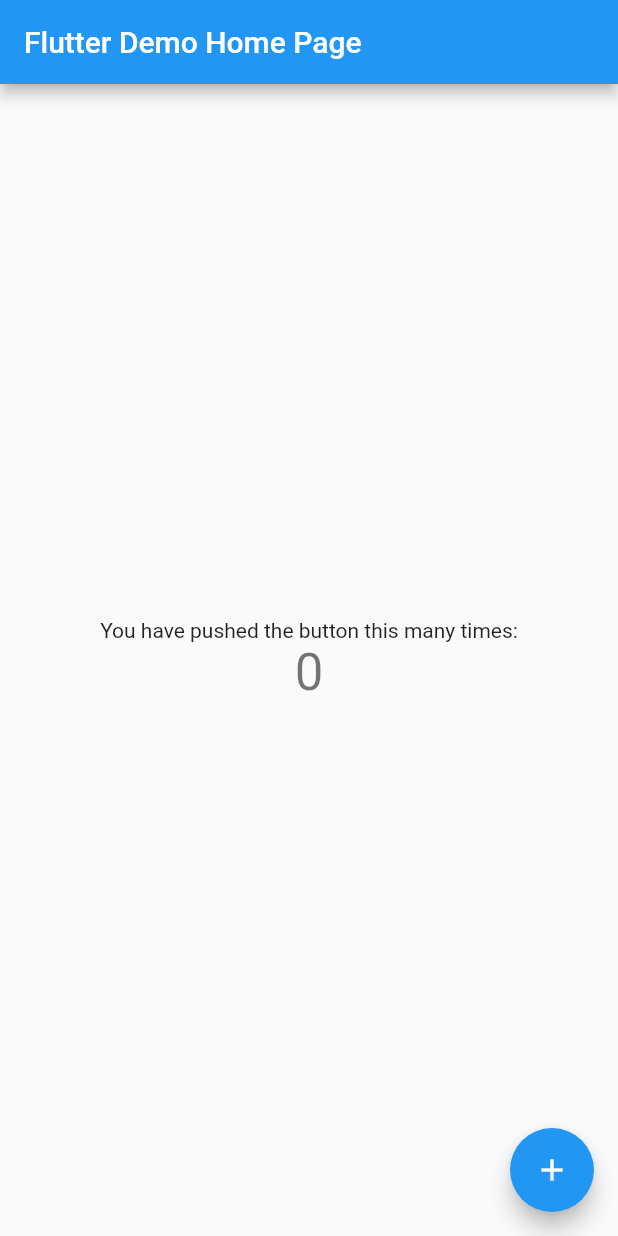
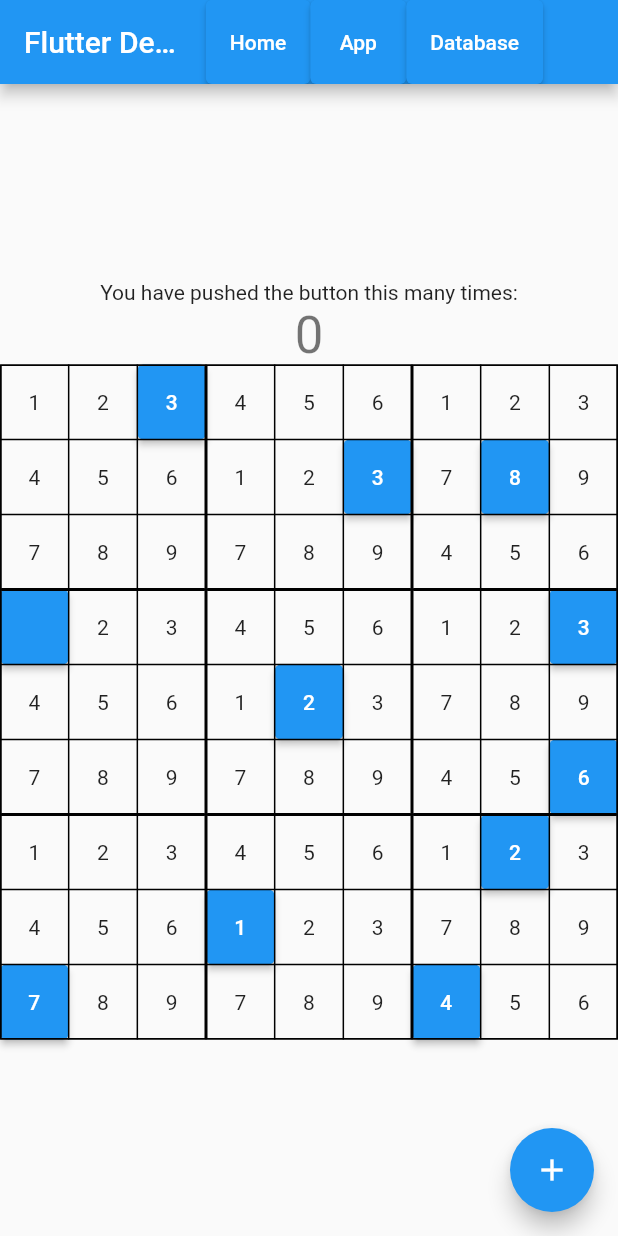
Before and after one commit to chege-dan/sudoku-ui, a Flutter app: the screen it shows after launch, on a phone screen of 412 x 824 dp. Run offline on Flutter 3.47's test engine with Material 2 defaults, Android fonts, the phone set to English and light mode, and no system bars.

```diff
--- a/lib/main.dart
+++ b/lib/main.dart
@@ -1,4 +1,7 @@
 import 'package:flutter/material.dart';
+import 'package:sudoku_crypto/src/resources/engine.dart';
+
+AppEngine appEngine = AppEngine();
 
 void main() {
   runApp(MyApp());
@@ -72,6 +75,21 @@ class _MyHomePageState extends State<MyHomePage> {
         // Here we take the value from the MyHomePage object that was created by
         // the App.build method, and use it to set our appbar title.
         title: Text(widget.title),
+        actions: [
+          ElevatedButton(
+              onPressed: (){},
+              child: Text("Home")
+          ),
+          ElevatedButton(
+              onPressed: (){},
+              child: Text("App")
+          ),
+          ElevatedButton(
+              onPressed: (){},
+              child: Text("Database")
+          ),
+          SizedBox(width: 50)
+        ],
       ),
       body: Center(
         // Center is a layout widget. It takes a single child and positions it
@@ -100,6 +118,66 @@ class _MyHomePageState extends State<MyHomePage> {
               '$_counter',
               style: Theme.of(context).textTheme.headline4,
             ),
+            Container(
+              height: 450,
+              width: 450,
+              child: Table(
+                border: TableBorder.all(),
+                children: [
+                  TableRow(children: [
+                    Box(
+                        numbers:[1,2,3,4,5,6,7,8,9],
+                        editable:[false,false,true,false,false,false,false,false,false],
+                        highlight:[false,false,false,false,false,false,false,false,false]
+                    ),
+                    Box(
+                        numbers:[4,5,6,1,2,3,7,8,9],
+                        editable:[false,false,false,false,false,true,false,false,false],
+                        highlight:[false,false,false,false,false,false,false,false,false]
+                    ),
+                    Box(
+                        numbers:[1,2,3,7,8,9,4,5,6],
+                        editable:[false,false,false,false,true,false,false,false,false],
+                        highlight:[false,false,false,false,false,false,false,false,false]
+                    )
+                  ]),
+                  TableRow(children: [
+                    Box(
+                        numbers:[0,2,3,4,5,6,7,8,9],
+                        editable:[true,false,false,false,false,false,false,false,false],
+                        highlight:[false,false,false,false,false,false,false,false,false]
+                    ),
+                    Box(
+                        numbers:[4,5,6,1,2,3,7,8,9],
+                        editable:[false,false,false,false,true,false,false,false,false],
+                        highlight:[false,false,false,false,false,false,false,false,false]
+                    ),
+                    Box(
+                        numbers:[1,2,3,7,8,9,4,5,6],
+                        editable:[false,false,true,false,false,false,false,false,true],
+                        highlight:[false,false,false,false,false,false,false,false,false]
+                    )
+                  ]),
+                  TableRow(children: [
+                    Box(
+                        numbers:[1,2,3,4,5,6,7,8,9],
+                        editable:[false,false,false,false,false,false,true,false,false],
+                        highlight:[false,false,false,false,false,false,false,false,false]
+                    ),
+                    Box(
+                        numbers:[4,5,6,1,2,3,7,8,9],
+                        editable:[false,false,false,true,false,false,false,false,false],
+                        highlight:[false,false,false,false,false,false,false,false,false]
+                    ),
+                    Box(
+                        numbers:[1,2,3,7,8,9,4,5,6],
+                        editable:[false,true,false,false,false,false,true,false,false],
+                        highlight:[false,false,false,false,false,false,false,false,false]
+                    )
+                  ]),
+                ]
+              )
+            )
           ],
         ),
       ),
@@ -111,3 +189,69 @@ class _MyHomePageState extends State<MyHomePage> {
     );
   }
 }
+
+
+class Number extends StatelessWidget {
+  const Number({Key? key, required this.number, required this.highlight, required this.editable}) : super(key: key);
+
+  final int number;
+  final bool highlight;
+  final bool editable;
+
+  @override
+  Widget build(BuildContext context) {
+    return Container(
+      height: 50,
+      width: 50,
+      color: (highlight)?
+        Colors.lightBlueAccent:
+        Colors.transparent,
+      child: (editable)?
+          ElevatedButton(
+              onPressed: (){},
+              child: (number == 0)?
+                Container()
+                  :
+                Center(child: Text(number.toString()))
+          )
+          :
+          Center(child: Text(number.toString()))
+    );
+  }
+}
+
+class Box extends StatelessWidget {
+  const Box({Key? key, required this.numbers, required this.highlight, required this.editable}) : super(key: key);
+
+  final List<int> numbers;
+  final List<bool> highlight;
+  final List<bool> editable;
+
+  @override
+  Widget build(BuildContext context) {
+    return Container(
+      height: 150,
+      width: 150,
+      child: Table(
+        border: TableBorder.all(),
+        children: [
+          TableRow(children:[
+            Number(number: numbers[0], editable: editable[0], highlight: highlight[0]),
+            Number(number: numbers[1], editable: editable[1], highlight: highlight[1]),
+            Number(number: numbers[2], editable: editable[2], highlight: highlight[2]),
+          ]),
+          TableRow(children:[
+            Number(number: numbers[3], editable: editable[3], highlight: highlight[3]),
+            Number(number: numbers[4], editable: editable[4], highlight: highlight[4]),
+            Number(number: numbers[5], editable: editable[5], highlight: highlight[5]),
+          ]),
+          TableRow(children:[
+            Number(number: numbers[6], editable: editable[6], highlight: highlight[6]),
+            Number(number: numbers[7], editable: editable[7], highlight: highlight[7]),
+            Number(number: numbers[8], editable: editable[8], highlight: highlight[8]),
+          ]),
+        ]
+      )
+    );
+  }
+}
--- a/lib/src/models/database.dart
+++ b/lib/src/models/database.dart
@@ -4,4 +4,12 @@
 class Database {
   //TODO: Write code for database
   //Use "List"
+
+  String name = "";
+  int amount = 0;
+  DateTime? timestamp;
+
+  void newEntry () {
+
+  }
 }
--- a/lib/src/models/sudoku.dart
+++ b/lib/src/models/sudoku.dart
@@ -6,7 +6,7 @@ class Sudoku{
 
   //TODO: Add the extra properties for the sudoku
 
-  Sudoku() {
+  Sudoku({this.sudokuID}) {
     //Initializer for the class
 
   }
```
